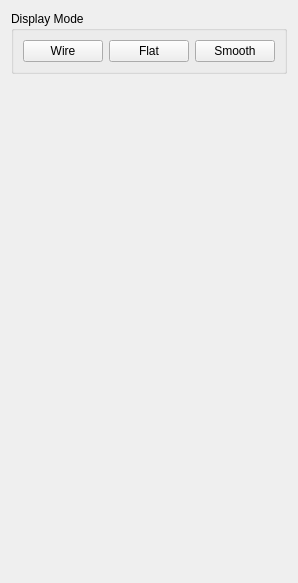
Above: Assignment 2/SidebarUi.ui from jdthorne/cpsc453 before the change. Below: the same form after it.
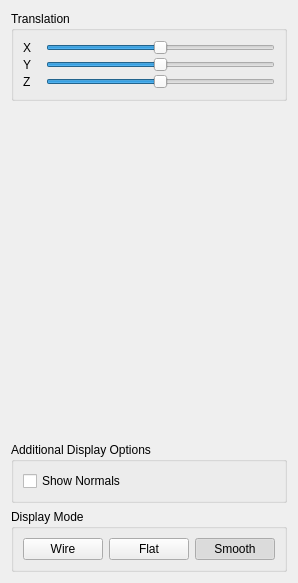
That is the form after the change.

```diff
--- a/Assignment 2/SidebarUi.ui
+++ b/Assignment 2/SidebarUi.ui
@@ -15,32 +15,74 @@
   </property>
   <layout class="QVBoxLayout" name="verticalLayout">
    <item>
-    <widget class="QGroupBox" name="groupBox">
+    <widget class="QGroupBox" name="groupBox_2">
      <property name="title">
-      <string>Display Mode</string>
+      <string>Translation</string>
      </property>
-     <layout class="QHBoxLayout" name="horizontalLayout">
-      <item>
-       <widget class="QPushButton" name="wireframe">
+     <layout class="QGridLayout" name="gridLayout">
+      <property name="horizontalSpacing">
+       <number>15</number>
+      </property>
+      <property name="verticalSpacing">
+       <number>2</number>
+      </property>
+      <item row="0" column="0">
+       <widget class="QLabel" name="label">
         <property name="text">
-         <string>Wire</string>
+         <string>X</string>
         </property>
-        <property name="checkable">
-         <bool>true</bool>
-        </property>
        </widget>
       </item>
-      <item>
-       <widget class="QPushButton" name="flat">
+      <item row="2" column="0">
+       <widget class="QLabel" name="label_3">
         <property name="text">
-         <string>Flat</string>
+         <string>Z</string>
         </property>
        </widget>
       </item>
-      <item>
-       <widget class="QPushButton" name="smooth">
+      <item row="1" column="0">
+       <widget class="QLabel" name="label_2">
         <property name="text">
-         <string>Smooth</string>
+         <string>Y</string>
+        </property>
+       </widget>
+      </item>
+      <item row="0" column="1">
+       <widget class="QSlider" name="xTranslation">
+        <property name="minimum">
+         <number>-100</number>
+        </property>
+        <property name="maximum">
+         <number>100</number>
+        </property>
+        <property name="orientation">
+         <enum>Qt::Horizontal</enum>
+        </property>
+       </widget>
+      </item>
+      <item row="1" column="1">
+       <widget class="QSlider" name="yTranslation">
+        <property name="minimum">
+         <number>-100</number>
+        </property>
+        <property name="maximum">
+         <number>100</number>
+        </property>
+        <property name="orientation">
+         <enum>Qt::Horizontal</enum>
+        </property>
+       </widget>
+      </item>
+      <item row="2" column="1">
+       <widget class="QSlider" name="zTranslation">
+        <property name="minimum">
+         <number>-100</number>
+        </property>
+        <property name="maximum">
+         <number>100</number>
+        </property>
+        <property name="orientation">
+         <enum>Qt::Horizontal</enum>
         </property>
        </widget>
       </item>
@@ -60,6 +102,73 @@
      </property>
     </spacer>
    </item>
+   <item>
+    <widget class="QGroupBox" name="groupBox_3">
+     <property name="title">
+      <string>Additional Display Options</string>
+     </property>
+     <layout class="QVBoxLayout" name="verticalLayout_2">
+      <item>
+       <widget class="QCheckBox" name="showNormals">
+        <property name="text">
+         <string>Show Normals</string>
+        </property>
+       </widget>
+      </item>
+     </layout>
+    </widget>
+   </item>
+   <item>
+    <widget class="QGroupBox" name="groupBox">
+     <property name="title">
+      <string>Display Mode</string>
+     </property>
+     <layout class="QHBoxLayout" name="horizontalLayout">
+      <item>
+       <widget class="QPushButton" name="wireframe">
+        <property name="text">
+         <string>Wire</string>
+        </property>
+        <property name="checkable">
+         <bool>true</bool>
+        </property>
+        <property name="autoExclusive">
+         <bool>true</bool>
+        </property>
+       </widget>
+      </item>
+      <item>
+       <widget class="QPushButton" name="flat">
+        <property name="text">
+         <string>Flat</string>
+        </property>
+        <property name="checkable">
+         <bool>true</bool>
+        </property>
+        <property name="autoExclusive">
+         <bool>true</bool>
+        </property>
+       </widget>
+      </item>
+      <item>
+       <widget class="QPushButton" name="smooth">
+        <property name="text">
+         <string>Smooth</string>
+        </property>
+        <property name="checkable">
+         <bool>true</bool>
+        </property>
+        <property name="checked">
+         <bool>true</bool>
+        </property>
+        <property name="autoExclusive">
+         <bool>true</bool>
+        </property>
+       </widget>
+      </item>
+     </layout>
+    </widget>
+   </item>
   </layout>
  </widget>
  <resources/>
```
